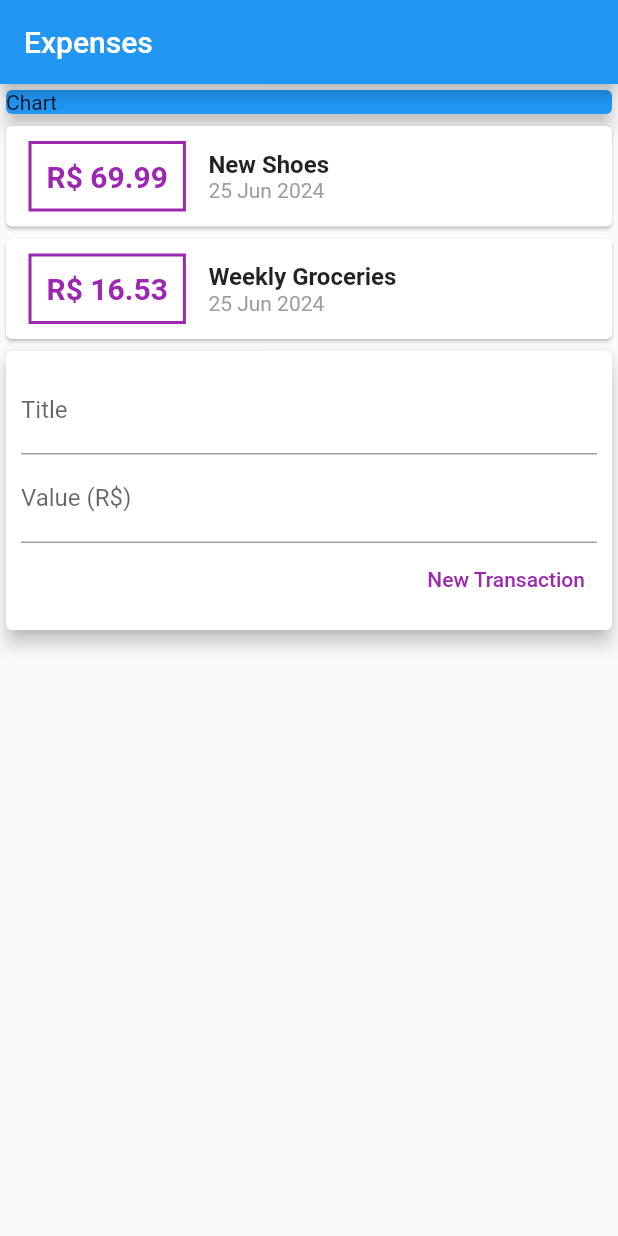
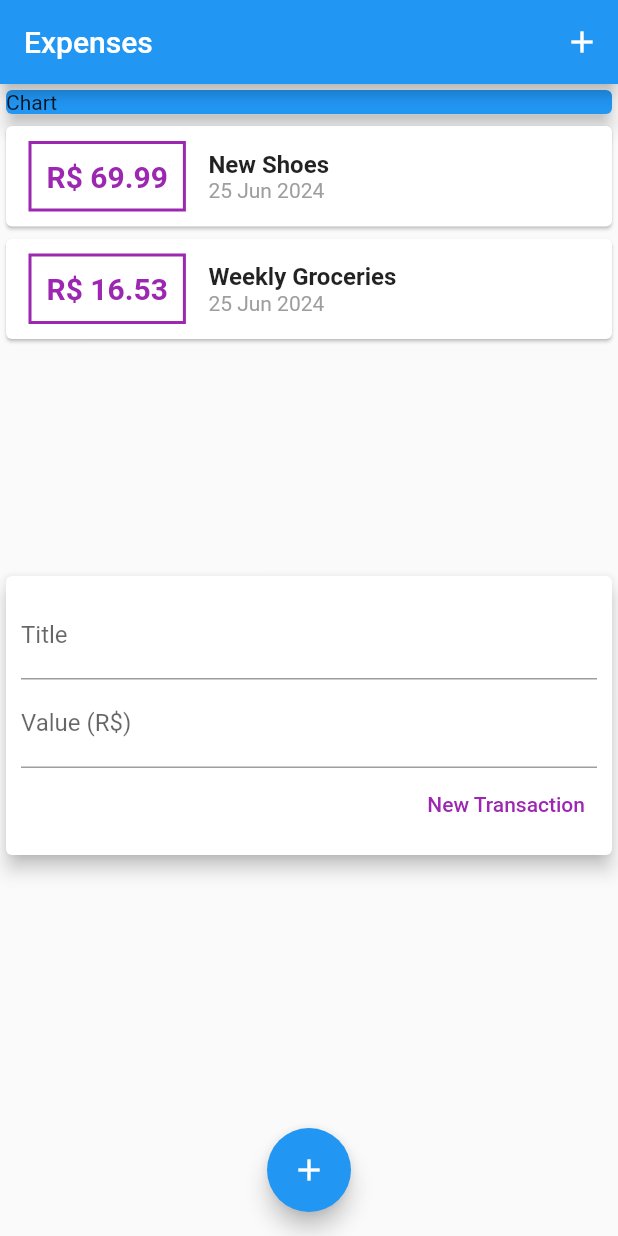
Before and after one commit to Oaluiser/appDespesas, a Flutter app: the screen it shows after launch, after a tap on "New Transaction", on a phone screen of 412 x 824 dp. Run offline on Flutter 3.47's test engine with Material 2 defaults, Android fonts, the phone set to English and light mode, and no system bars.

Commit message:
aula 108

```diff
--- a/lib/components/transaction_form.dart
+++ b/lib/components/transaction_form.dart
@@ -1,10 +1,22 @@
 import 'package:flutter/material.dart';
 
 class TransactionForm extends StatelessWidget {
-  TransactionForm({super.key});
-
   final titleController = TextEditingController();
   final valueController = TextEditingController();
+
+  final void Function(String, double) onSubmit;
+  TransactionForm(this.onSubmit, {super.key});
+
+  _submitForm() {
+    final title = titleController.text;
+    final value = double.tryParse(valueController.text) ?? 0.0;
+
+    if (title.isEmpty || value <= 0) {
+      return;
+    }
+
+    onSubmit(title, value);
+  }
 
   @override
   Widget build(BuildContext context) {
@@ -16,20 +28,21 @@ class TransactionForm extends StatelessWidget {
           children: <Widget>[
             TextField(
               controller: titleController,
+              onSubmitted: (_) => _submitForm(),
               decoration: const InputDecoration(labelText: 'Title'),
             ),
             TextField(
               controller: valueController,
+              keyboardType:
+                  const TextInputType.numberWithOptions(decimal: true),
+              onSubmitted: (_) => _submitForm(),
               decoration: const InputDecoration(labelText: 'Value (R\$)'),
             ),
             Row(
               mainAxisAlignment: MainAxisAlignment.end,
               children: [
                 TextButton(
-                  onPressed: () {
-                    print(titleController.text);
-                    print(valueController.text);
-                  },
+                  onPressed: _submitForm,
                   style: TextButton.styleFrom(
                     foregroundColor: Colors.purple,
                   ),
--- a/lib/components/transaction_list.dart
+++ b/lib/components/transaction_list.dart
@@ -8,8 +8,12 @@ class TransactionList extends StatelessWidget {
 
   @override
   Widget build(BuildContext context) {
-    return Column(
-      children: transactions.map((tr) {
+    return SizedBox(
+      height: 300,
+      child: ListView.builder(
+        itemCount: transactions.length,
+        itemBuilder: (ctx, index) {
+          final tr = transactions[index];
           return Card(
             child: Row(
               children: <Widget>[
@@ -49,7 +53,8 @@ class TransactionList extends StatelessWidget {
               ],
             ),
           );
-      }).toList(),
+        },
+      ),
     );
   }
 }
--- a/lib/main.dart
+++ b/lib/main.dart
@@ -23,8 +23,15 @@ class HomePage extends StatelessWidget {
     return Scaffold(
       appBar: AppBar(
         title: const Text('Expenses'),
+        actions: <Widget>[
+          IconButton(
+            icon: const Icon(Icons.add),
+            onPressed: () {},
           ),
-      body: const Column(
+        ],
+      ),
+      body: const SingleChildScrollView(
+        child: Column(
           children: <Widget>[
             SizedBox(
               width: double.infinity,
@@ -37,6 +44,12 @@ class HomePage extends StatelessWidget {
             TransactionUser()
           ],
         ),
+      ),
+      floatingActionButton: FloatingActionButton(
+        child: const Icon(Icons.add),
+        onPressed: () {},
+      ),
+      floatingActionButtonLocation: FloatingActionButtonLocation.centerFloat,
     );
   }
 }
```
Also changed, not shown: lib/components/transaction_user.dart (+16 -1 lines). Lines whose indentation alone changed are shown as unchanged.
